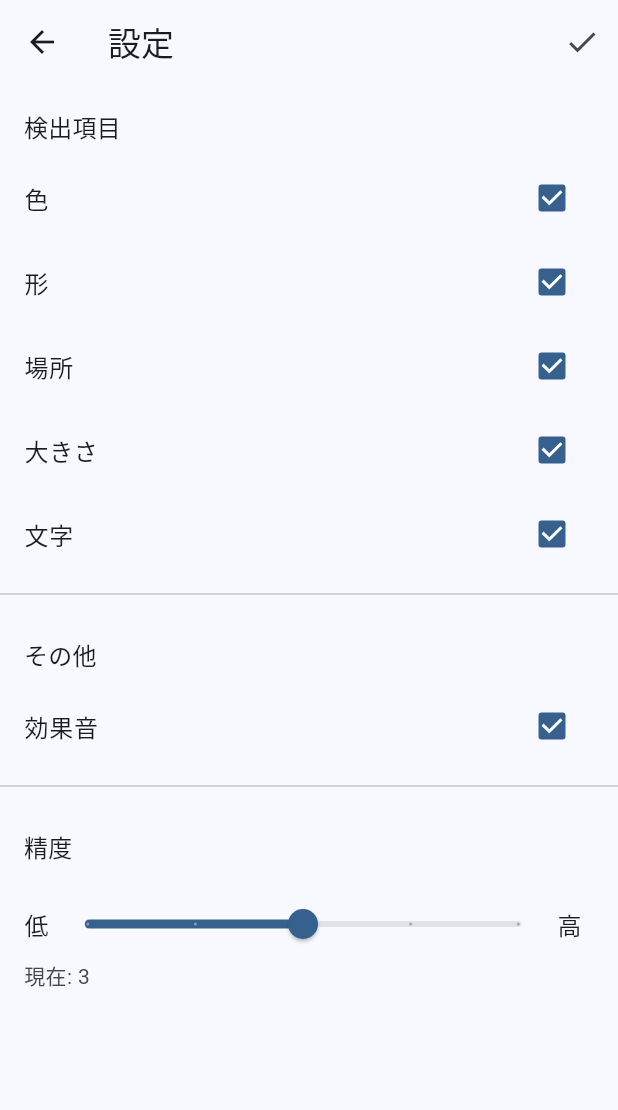
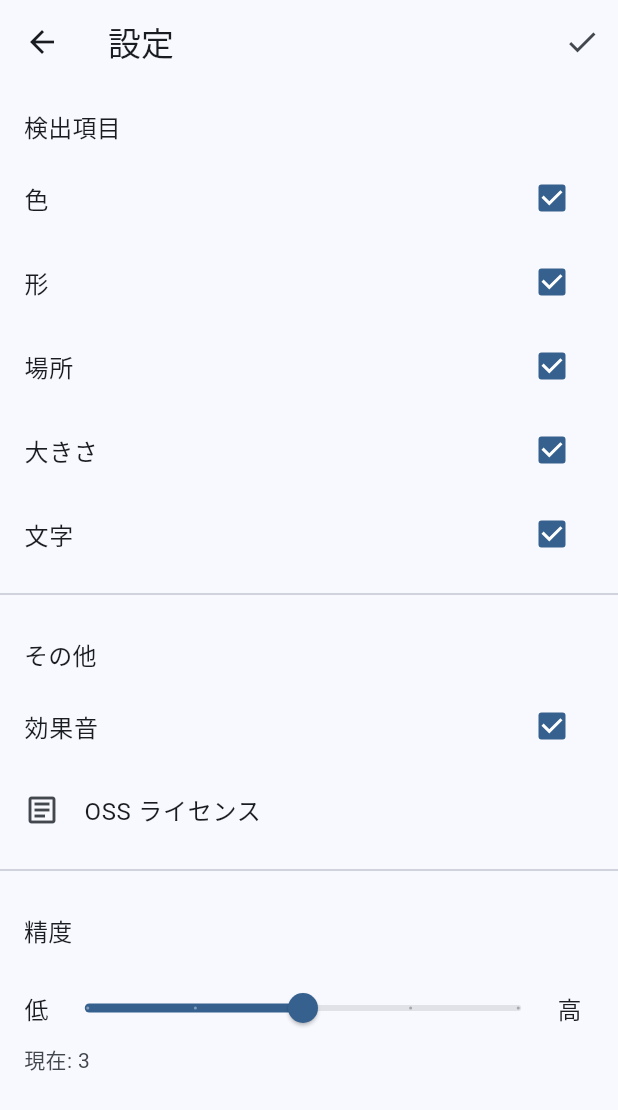
Before and after one commit to mina-ima/diffapp, a Flutter app: the screen it shows after launch, after a tap on the "settings" icon, on a phone screen of 412 x 824 dp. Shown: the top 1110 px of the screen. Run offline on Flutter 3.47's test engine with Material 3 defaults, Android fonts, the phone set to English and light mode, and no system bars; missing offline and left inert: dart:ffi.

Commit message:
設定に『OSS ライセンス』リンクを追加し、対応テストを追加

```diff
--- a/diffapp/lib/screens/settings_page.dart
+++ b/diffapp/lib/screens/settings_page.dart
@@ -90,6 +90,14 @@ class _SettingsPageState extends State<SettingsPage> {
             value: _settings.enableSound,
             onChanged: (bool? v) => _update(sound: v ?? _settings.enableSound),
           ),
+          ListTile(
+            leading: const Icon(Icons.article_outlined),
+            title: const Text('OSS ライセンス'),
+            onTap: () => showLicensePage(
+              context: context,
+              applicationName: 'Diffapp',
+            ),
+          ),
           const Divider(height: 24),
           const _SectionTitle('精度'),
           ListTile(
```
Also changed, not shown: 3 other files.
